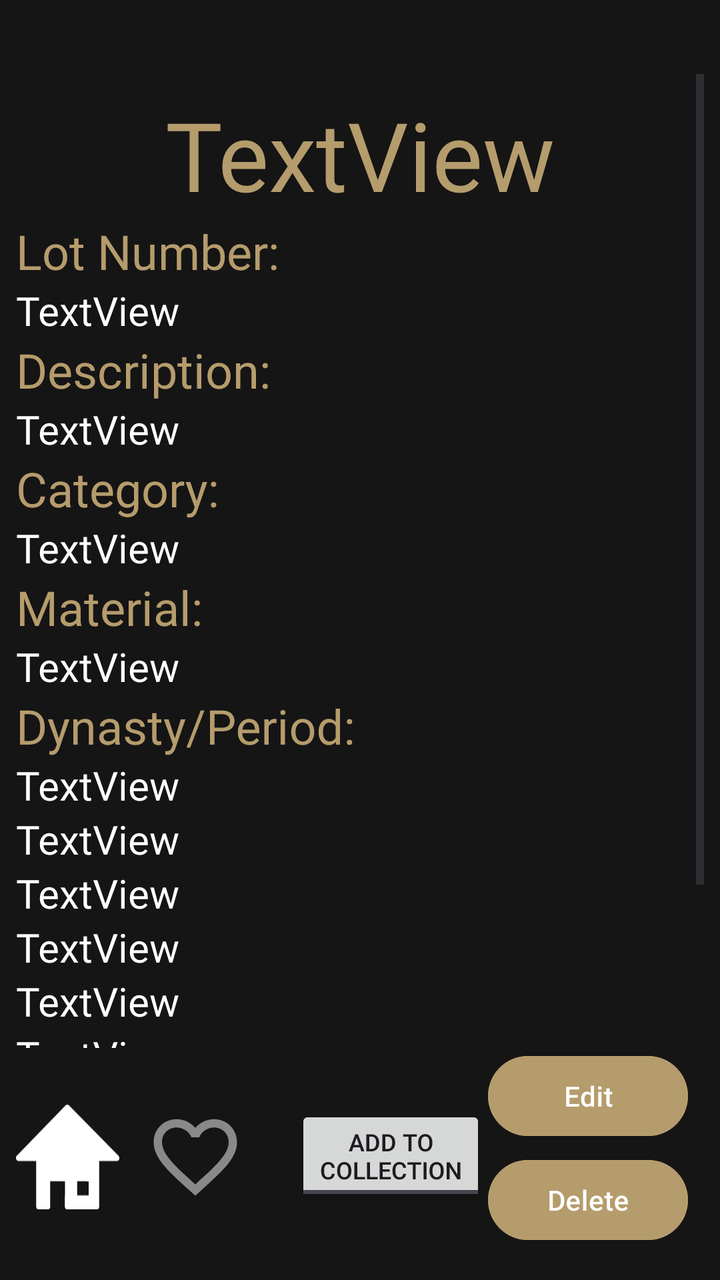
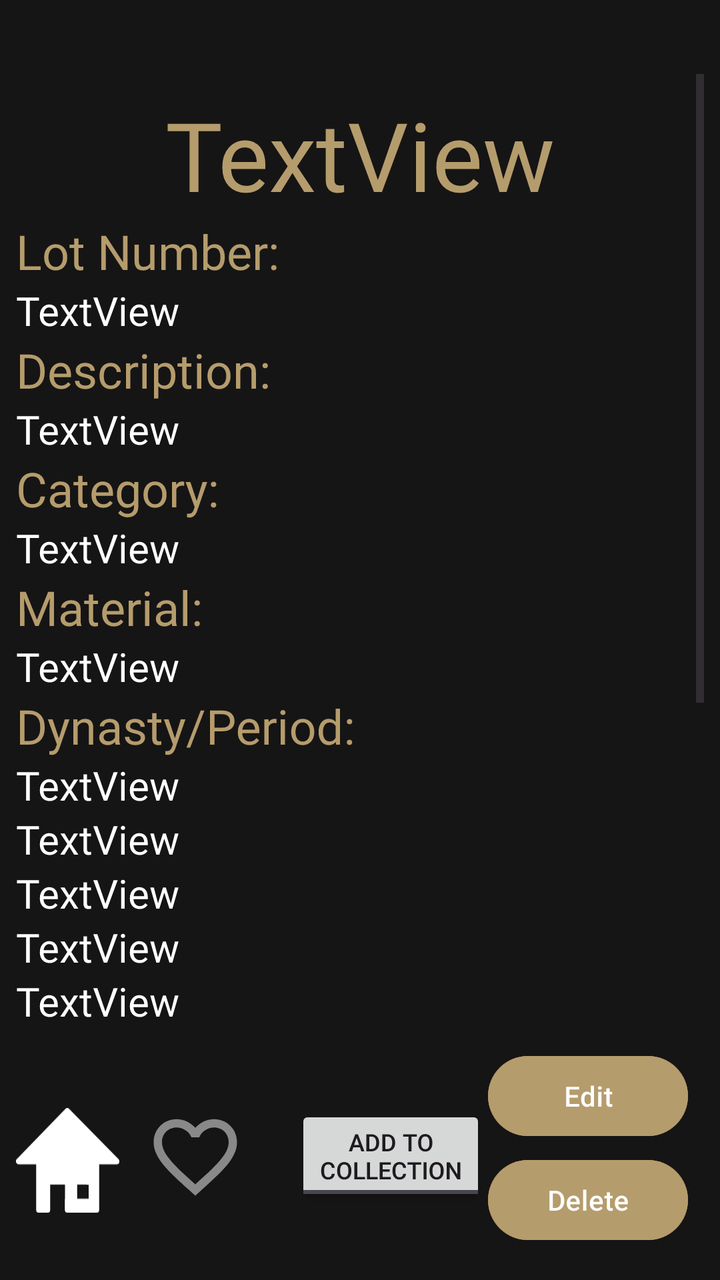

Compare the two renders of this Android layout. The source of the first and the diff that turns it into the second are given below.
<!-- AndroidManifest.xml: application theme Theme.B07DemoSummer2024 -->
<!-- res/layout/fragment_expanded_artifact_view.xml -->
<?xml version="1.0" encoding="utf-8"?>
<androidx.constraintlayout.widget.ConstraintLayout xmlns:android="http://schemas.android.com/apk/res/android"
    xmlns:app="http://schemas.android.com/apk/res-auto"
    xmlns:tools="http://schemas.android.com/tools"
    android:layout_width="match_parent"
    android:layout_height="match_parent"
    android:background="@color/softblack"
    android:rotationX="360"
    android:scaleX="1">

    <Button
        android:id="@+id/artifactDelete"
        android:layout_width="100dp"
        android:layout_height="48dp"
        android:layout_marginEnd="16dp"
        android:layout_marginBottom="16dp"
        android:backgroundTint="@color/lightgold"
        android:text="Delete"
        android:textColorLink="#9B0808"
        android:visibility="visible"
        app:layout_constraintBottom_toBottomOf="parent"
        app:layout_constraintEnd_toEndOf="parent" />

    <Button
        android:id="@+id/button2"
        android:layout_width="100dp"
        android:layout_height="48dp"
        android:layout_marginEnd="16dp"
        android:layout_marginBottom="4dp"
        android:backgroundTint="@color/lightgold"
        android:text="Edit"
        android:textColorLink="#A4680F"
        app:layout_constraintBottom_toTopOf="@+id/artifactDelete"
        app:layout_constraintEnd_toEndOf="parent" />

    <ScrollView
        android:id="@+id/scrollView3"
        android:layout_width="0dp"
        android:layout_height="0dp"
        android:layout_marginStart="8dp"
        android:layout_marginTop="37dp"
        android:layout_marginEnd="8dp"
        android:visibility="visible"
        app:layout_constraintBottom_toTopOf="@+id/button2"
        app:layout_constraintEnd_toEndOf="parent"
        app:layout_constraintHorizontal_bias="0.53"
        app:layout_constraintStart_toStartOf="parent"
        app:layout_constraintTop_toTopOf="parent">

        <LinearLayout
            android:id="@+id/linearLayout2"
            android:layout_width="match_parent"
            android:layout_height="wrap_content"
            android:orientation="vertical">

            <ImageView
                android:id="@+id/imageView5"
                android:layout_width="match_parent"
                android:layout_height="wrap_content"
                android:layout_marginTop="8dp"
                android:adjustViewBounds="false" />

            <TextView
                android:id="@+id/name"
                android:layout_width="match_parent"
                android:layout_height="wrap_content"
                android:text="TextView"
                android:textAlignment="center"
                android:textColor="@color/lightgold"
                android:textSize="48sp" />

            <TextView
                android:id="@+id/textView2"
                android:layout_width="match_parent"
                android:layout_height="wrap_content"
                android:text="Lot Number:"
                android:textColor="@color/lightgold"
                android:textSize="24sp" />

            <TextView
                android:id="@+id/Lotnum"
                android:layout_width="match_parent"
                android:layout_height="wrap_content"
                android:text="TextView"
                android:textColor="@color/white"
                android:textSize="20sp" />

            <TextView
                android:id="@+id/textView5"
                android:layout_width="match_parent"
                android:layout_height="wrap_content"
                android:text="Description:"
                android:textColor="@color/lightgold"
                android:textSize="24sp" />

            <TextView
                android:id="@+id/description"
                android:layout_width="match_parent"
                android:layout_height="wrap_content"
                android:text="TextView"
                android:textColor="@color/white"
                android:textSize="20sp" />

            <TextView
                android:id="@+id/textView6"
                android:layout_width="match_parent"
                android:layout_height="wrap_content"
                android:text="Category:"
                android:textColor="@color/lightgold"
                android:textSize="24sp" />

            <TextView
                android:id="@+id/category"
                android:layout_width="match_parent"
                android:layout_height="wrap_content"
                android:text="TextView"
                android:textColor="@color/white"
                android:textSize="20sp" />

            <TextView
                android:id="@+id/textView7"
                android:layout_width="match_parent"
                android:layout_height="wrap_content"
                android:text="Material:"
                android:textColor="@color/lightgold"
                android:textSize="24sp" />

            <TextView
                android:id="@+id/material"
                android:layout_width="match_parent"
                android:layout_height="wrap_content"
                android:text="TextView"
                android:textColor="@color/white"
                android:textSize="20sp" />

            <TextView
                android:id="@+id/textView8"
                android:layout_width="match_parent"
                android:layout_height="wrap_content"
                android:text="Dynasty/Period:"
                android:textColor="@color/lightgold"
                android:textSize="24sp" />

            <TextView
                android:id="@+id/dynastyPeriod"
                android:layout_width="match_parent"
                android:layout_height="wrap_content"
                android:text="TextView"
                android:textColor="@color/white"
                android:textSize="20sp" />

            <TextView
                android:id="@+id/textView9"
                android:layout_width="match_parent"
                android:layout_height="wrap_content"
                android:text="Cultural Origin:"
                android:textColor="@color/lightgold"
                android:textSize="24sp"
                android:visibility="gone" />

            <TextView
                android:id="@+id/culturalOrigin"
                android:layout_width="match_parent"
                android:layout_height="wrap_content"
                android:text="TextView"
                android:textColor="@color/white"
                android:textSize="20sp" />

            <TextView
                android:id="@+id/textView10"
                android:layout_width="match_parent"
                android:layout_height="wrap_content"
                android:text="Dimensions:"
                android:textColor="@color/lightgold"
                android:textSize="24sp"
                android:visibility="gone" />

            <TextView
                android:id="@+id/dimensions"
                android:layout_width="match_parent"
                android:layout_height="wrap_content"
                android:text="TextView"
                android:textColor="@color/white"
                android:textSize="20sp" />

            <TextView
                android:id="@+id/textView11"
                android:layout_width="match_parent"
                android:layout_height="wrap_content"
                android:text="Condition:"
                android:textColor="@color/lightgold"
                android:textSize="24sp"
                android:visibility="gone" />

            <TextView
                android:id="@+id/conditionReport"
                android:layout_width="match_parent"
                android:layout_height="wrap_content"
                android:text="TextView"
                android:textColor="@color/white"
                android:textSize="20sp" />

            <TextView
                android:id="@+id/textView12"
                android:layout_width="match_parent"
                android:layout_height="wrap_content"
                android:text="Current Location:"
                android:textColor="@color/lightgold"
                android:textSize="24sp"
                android:visibility="gone" />

            <TextView
                android:id="@+id/currentLocation"
                android:layout_width="match_parent"
                android:layout_height="wrap_content"
                android:text="TextView"
                android:textColor="@color/white"
                android:textSize="20sp" />

            <TextView
                android:id="@+id/textView13"
                android:layout_width="match_parent"
                android:layout_height="wrap_content"
                android:text="Aquisistion Method:"
                android:textColor="@color/lightgold"
                android:textSize="24sp"
                android:visibility="gone" />

            <TextView
                android:id="@+id/acquisitionMethod"
                android:layout_width="match_parent"
                android:layout_height="wrap_content"
                android:text="TextView"
                android:textColor="@color/white"
                android:textSize="20sp" />

            <TextView
                android:id="@+id/textView14"
                android:layout_width="match_parent"
                android:layout_height="wrap_content"
                android:text="Provenance: "
                android:textColor="@color/lightgold"
                android:textSize="24sp"
                android:visibility="gone" />

            <TextView
                android:id="@+id/provenance"
                android:layout_width="match_parent"
                android:layout_height="wrap_content"
                android:text="TextView"
                android:textColor="@color/white"
                android:textSize="20sp" />

            <TextView
                android:id="@+id/textView15"
                android:layout_width="match_parent"
                android:layout_height="wrap_content"
                android:text="Accession Number:"
                android:textSize="24sp"
                android:textColor="@color/lightgold"
                android:visibility="gone" />

            <TextView
                android:id="@+id/accessionNumber"
                android:layout_width="match_parent"
                android:layout_height="wrap_content"
                android:text="TextView"
                android:textColor="@color/white"
                android:textSize="20sp" />

            <TextView
                android:id="@+id/textView16"
                android:layout_width="match_parent"
                android:layout_height="wrap_content"
                android:text="Notes: "
                android:textColor="@color/lightgold"
                android:textSize="24sp"
                android:visibility="gone" />

            <TextView
                android:id="@+id/notes"
                android:layout_width="match_parent"
                android:layout_height="wrap_content"
                android:text="TextView"
                android:textColor="@color/white"
                android:textSize="20sp" />

            <androidx.recyclerview.widget.RecyclerView
                android:id="@+id/relatedArtifactsList"
                android:layout_width="match_parent"
                android:layout_height="wrap_content"
                android:layoutDirection="ltr"
                android:scrollIndicators="bottom"
                android:scrollbars="horizontal" />
            <Button
                android:id="@+id/addComment"
                android:layout_width="match_parent"
                android:layout_height="wrap_content"
                android:backgroundTint="@color/lightgold"
                android:text="@string/add_comment"
                android:visibility="gone" />

            <EditText
                android:id="@+id/commentField"
                android:layout_width="match_parent"
                android:layout_height="wrap_content"
                android:ems="10"
                android:hint="@string/comment_hint"
                android:inputType="textMultiLine"
                android:textColor="@color/white"
                android:textColorHint="@color/editor_hint"
                android:visibility="gone" />


        </LinearLayout>
    </ScrollView>

    <ToggleButton
        android:id="@+id/saveArtifactToggle"
        android:layout_width="wrap_content"
        android:layout_height="wrap_content"
        android:layout_marginStart="20dp"
        android:layout_marginBottom="37dp"
        android:allowUndo="false"
        android:checked="false"
        android:clickable="true"
        android:focusable="true"
        android:lines="2"
        android:textOff="Add to\nCollection"
        android:textOn="Remove from\nCollection"
        android:textSize="12sp"
        app:layout_constraintBottom_toBottomOf="parent"
        app:layout_constraintStart_toEndOf="@+id/likeButton" />

    <ImageButton
        android:id="@+id/expandedViewHomeButton"
        android:layout_width="wrap_content"
        android:layout_height="wrap_content"
        android:layout_marginStart="8dp"
        android:background="#00FFFFFF"
        android:clickable="true"
        android:contentDescription="@string/home_icon_speakable_text"
        android:focusable="true"
        android:scaleY="1.2"
        app:layout_constraintBottom_toBottomOf="parent"
        app:layout_constraintStart_toStartOf="parent"
        app:layout_constraintTop_toBottomOf="@+id/scrollView3"
        app:layout_constraintVertical_bias="0.45"
        app:srcCompat="@drawable/home_icon" />

    <CheckBox
        android:id="@+id/likeButton"
        android:layout_width="wrap_content"
        android:layout_height="67dp"

        android:layout_marginStart="13dp"
        android:layout_marginBottom="28dp"
        android:button="@null"

        android:drawableStart="@drawable/heart_selector"
        android:drawablePadding="5dp"
        android:includeFontPadding="false"
        android:textColor="@color/lightgold"
        android:textSize="28sp"
        app:layout_constraintBottom_toBottomOf="parent"
        app:layout_constraintStart_toEndOf="@+id/expandedViewHomeButton"
        app:useMaterialThemeColors="false" />

</androidx.constraintlayout.widget.ConstraintLayout>
<!-- resources referenced by this layout -->
<resources>
  <color name="editor_hint">#FF898989</color>
  <color name="lightgold">#B59C6C</color>
  <color name="softblack">#161515</color>
  <color name="white">#FFFFFFFF</color>
  <!-- drawable heart_selector (drawable) -->
  <?xml version="1.0" encoding="utf-8"?>
  <selector xmlns:android="http://schemas.android.com/apk/res/android">
  
      <item
          android:state_checked="true"
          android:drawable="@drawable/heart_filled"/>
  
      <item
          android:state_checked="false"
          android:drawable="@drawable/heart_border"/>
  
  </selector>
  <!-- drawable home_icon (drawable) -->
  <vector xmlns:android="http://schemas.android.com/apk/res/android"
      android:width="51.608dp"
      android:height="43.777dp"
      android:viewportWidth="51.608"
      android:viewportHeight="43.777">
    <path
        android:pathData="M25.615,1.25 L1.25,22.29l10.066,0.005v20.232h4.522V30.722h9.891l11.775,0.083v8.362h-8.179v-8.362l-3.596,-0.083 -0.077,11.805h14.641v-20.232l10.066,0.005z"
        android:strokeLineJoin="round"
        android:strokeWidth="2.5"
        android:fillColor="#ffffff"
        android:strokeColor="#ffffff"
        android:strokeLineCap="round"/>
  </vector>
  <string name="add_comment">Add Comment</string>
  <string name="comment_hint">Write a comment…</string>
  <string name="home_icon_speakable_text">Return Home</string>
  <style name="Theme.B07DemoSummer2024" parent="Base.Theme.B07DemoSummer2024" />
  <!-- drawable heart_filled (drawable) -->
  <vector
      xmlns:android="http://schemas.android.com/apk/res/android"
      android:height="50dp"
      android:viewportHeight="24"
      android:viewportWidth="24"
      android:width="50dp">
        
      <path
          android:fillColor="@color/liked"
          android:pathData="M12,21.35l-1.45,-1.32C5.4,15.36 2,12.28 2,8.5 2,5.42 4.42,3 7.5,3c1.74,0 3.41,0.81 4.5,2.09C13.09,3.81 14.76,3 16.5,3 19.58,3 22,5.42 22,8.5c0,3.78 -3.4,6.86 -8.55,11.54L12,21.35z"/>
      
  </vector>
  <!-- drawable heart_border (drawable) -->
  <vector
      xmlns:android="http://schemas.android.com/apk/res/android"
      android:height="50dp"
      android:viewportHeight="24"
      android:viewportWidth="24"
      android:width="50dp">
        
      <path
          android:fillColor="@color/editor_hint"
          android:pathData="M16.5,3c-1.74,0 -3.41,0.81 -4.5,2.09C10.91,3.81 9.24,3 7.5,3 4.42,3 2,5.42 2,8.5c0,3.78 3.4,6.86 8.55,11.54L12,21.35l1.45,-1.32C18.6,15.36 22,12.28 22,8.5 22,5.42 19.58,3 16.5,3zM12.1,18.55l-0.1,0.1 -0.1,-0.1C7.14,14.24 4,11.39 4,8.5 4,6.5 5.5,5 7.5,5c1.54,0 3.04,0.99 3.57,2.36h1.87C13.46,5.99 14.96,5 16.5,5c2,0 3.5,1.5 3.5,3.5 0,2.89 -3.14,5.74 -7.9,10.05z"/>
      
  </vector>
  <style name="Base.Theme.B07DemoSummer2024" parent="Theme.Material3.DayNight.NoActionBar">
          
          
          <item name="android:statusBarColor">@color/softblack</item>
          <item name="android:navigationBarColor">@color/softblack</item>
      </style>
  <color name="liked">#E06FD8</color>
</resources>

<!-- the commit's change to res/layout/fragment_expanded_artifact_view.xml (unified diff, before → after) -->
@@ -30,6 +30,7 @@
         android:backgroundTint="@color/lightgold"
         android:text="Edit"
         android:textColorLink="#A4680F"
+        android:visibility="visible"
         app:layout_constraintBottom_toTopOf="@+id/artifactDelete"
         app:layout_constraintEnd_toEndOf="parent" />
 
@@ -40,8 +41,9 @@
         android:layout_marginStart="8dp"
         android:layout_marginTop="37dp"
         android:layout_marginEnd="8dp"
+        android:layout_marginBottom="38dp"
         android:visibility="visible"
-        app:layout_constraintBottom_toTopOf="@+id/button2"
+        app:layout_constraintBottom_toTopOf="@+id/expandedViewHomeButton"
         app:layout_constraintEnd_toEndOf="parent"
         app:layout_constraintHorizontal_bias="0.53"
         app:layout_constraintStart_toStartOf="parent"
@@ -256,8 +258,8 @@
                 android:layout_width="match_parent"
                 android:layout_height="wrap_content"
                 android:text="Accession Number:"
-                android:textSize="24sp"
-                android:textColor="@color/lightgold"
+                android:textColor="@color/lightgold"
+                android:textSize="24sp"
                 android:visibility="gone" />
 
             <TextView
@@ -288,10 +290,11 @@
             <androidx.recyclerview.widget.RecyclerView
                 android:id="@+id/relatedArtifactsList"
                 android:layout_width="match_parent"
-                android:layout_height="wrap_content"
+                android:layout_height="158dp"
                 android:layoutDirection="ltr"
                 android:scrollIndicators="bottom"
                 android:scrollbars="horizontal" />
+
             <Button
                 android:id="@+id/addComment"
                 android:layout_width="match_parent"
@@ -329,6 +332,7 @@
         android:textOff="Add to\nCollection"
         android:textOn="Remove from\nCollection"
         android:textSize="12sp"
+        android:visibility="visible"
         app:layout_constraintBottom_toBottomOf="parent"
         app:layout_constraintStart_toEndOf="@+id/likeButton" />
 
@@ -337,6 +341,7 @@
         android:layout_width="wrap_content"
         android:layout_height="wrap_content"
         android:layout_marginStart="8dp"
+        android:layout_marginBottom="38dp"
         android:background="#00FFFFFF"
         android:clickable="true"
         android:contentDescription="@string/home_icon_speakable_text"
@@ -344,8 +349,6 @@
         android:scaleY="1.2"
         app:layout_constraintBottom_toBottomOf="parent"
         app:layout_constraintStart_toStartOf="parent"
-        app:layout_constraintTop_toBottomOf="@+id/scrollView3"
-        app:layout_constraintVertical_bias="0.45"
         app:srcCompat="@drawable/home_icon" />
 
     <CheckBox
@@ -355,8 +358,8 @@
 
         android:layout_marginStart="13dp"
         android:layout_marginBottom="28dp"
+
         android:button="@null"
-
         android:drawableStart="@drawable/heart_selector"
         android:drawablePadding="5dp"
         android:includeFontPadding="false"
